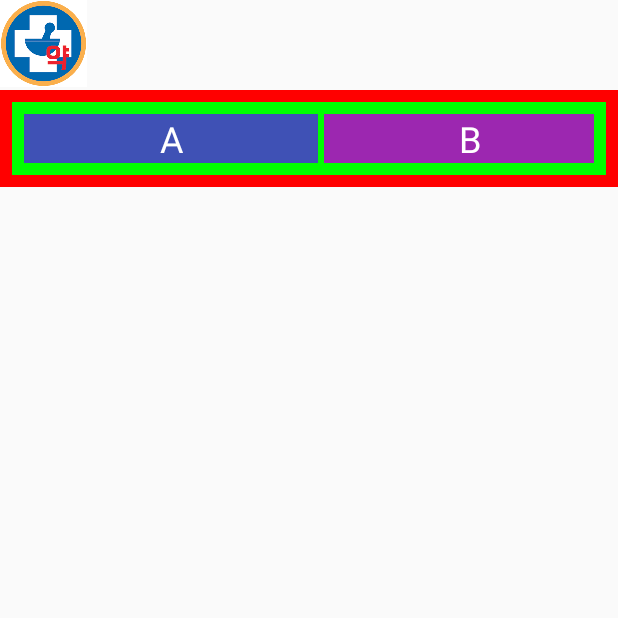
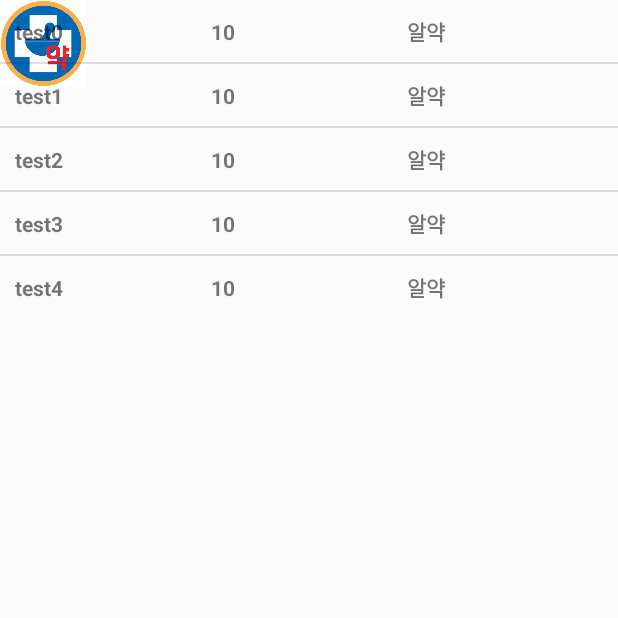
Before and after one commit to hasihime/Yakdo, an Android app: the MypharmacyActivity screen opened directly, with no data from a screen before it, on a phone screen of 412 x 824 dp, the top half of it. Run offline under Robolectric (Android 15) with nearby library versions, the light colour scheme and no system bars.

Commit message:
DB connected

```diff
--- a/Android/app/src/main/AndroidManifest.xml
+++ b/Android/app/src/main/AndroidManifest.xml
@@ -8,7 +8,6 @@
         android:allowBackup="true"
         android:icon="@mipmap/ic_launcher"
         android:roundIcon="@mipmap/ic_launcher_round"
-
         android:label="yakdo"
         android:supportsRtl="true"
         android:theme="@style/AppTheme">
--- /dev/null
+++ b/Android/app/src/main/java/com/example/myapplication/DataBases.java
@@ -0,0 +1,28 @@
+package com.example.myapplication;
+
+import android.provider.BaseColumns;
+
+public final class DataBases {
+
+    public static final class CreateDB implements BaseColumns{
+        public static final String NAME = "name";
+        public static final String STOCK = "stock";
+        public static final String TYPE = "type";
+        public static final String _TABLENAME0 = "drugtable";
+
+        public static final String _CREATE0 = "create table if not exists "+_TABLENAME0+"("
+                +_ID+" integer primary key autoincrement, "
+                +NAME+" text not null , "
+                +STOCK+" integer not null , "
+                +TYPE+" text not null );";
+
+
+        public static final String PlainText = "plaintext";
+        public static final String YearMonth = "yearmonth";
+        public static final String _TABLENAME1 = "logtable";
+        public static final String _CREATE1 = "create table if not exists "+_TABLENAME1+"("
+                +_ID+" integer primary key autoincrement, "
+                +YearMonth+" integer not null , "
+                +PlainText+" text not null );";
+    }
+}
--- /dev/null
+++ b/Android/app/src/main/java/com/example/myapplication/DbOpenHelper.java
@@ -0,0 +1,103 @@
+package com.example.myapplication;
+
+import android.content.ContentValues;
+import android.content.Context;
+import android.database.Cursor;
+import android.database.SQLException;
+import android.database.sqlite.SQLiteDatabase;
+import android.database.sqlite.SQLiteDatabase.CursorFactory;
+import android.database.sqlite.SQLiteOpenHelper;
+
+public class DbOpenHelper {
+
+    private static final String DATABASE_NAME = "InnerDatabase(SQLite).db";
+    private static final int DATABASE_VERSION = 1;
+    public static SQLiteDatabase mDB;
+    private DatabaseHelper mDBHelper;
+    private Context mCtx;
+
+    private class DatabaseHelper extends SQLiteOpenHelper{
+
+        public DatabaseHelper(Context context, String name, CursorFactory factory, int version) {
+            super(context, name, factory, version);
+        }
+
+        @Override
+        public void onCreate(SQLiteDatabase db){
+            db.execSQL(DataBases.CreateDB._CREATE0);
+            db.execSQL(DataBases.CreateDB._CREATE1);
+        }
+
+        @Override
+        public void onUpgrade(SQLiteDatabase db, int oldVersion, int newVersion) {
+            db.execSQL("DROP TABLE IF EXISTS "+DataBases.CreateDB._TABLENAME0);
+            db.execSQL("DROP TABLE IF EXISTS "+DataBases.CreateDB._TABLENAME1);
+            onCreate(db);
+        }
+    }
+
+    public DbOpenHelper(Context context){
+        this.mCtx = context;
+    }
+
+    public DbOpenHelper open() throws SQLException{
+        mDBHelper = new DatabaseHelper(mCtx, DATABASE_NAME, null, DATABASE_VERSION);
+        mDB = mDBHelper.getWritableDatabase();
+        return this;
+    }
+
+    public void create(){
+        mDBHelper.onCreate(mDB);
+    }
+
+    public void close(){
+        mDB.close();
+    }
+
+    // Insert Drug DB
+    public long insertColumn0(String name, long stock, String type){
+        ContentValues values = new ContentValues();
+        values.put(DataBases.CreateDB.NAME, name);
+        values.put(DataBases.CreateDB.STOCK, stock);
+        values.put(DataBases.CreateDB.TYPE, type);
+        return mDB.insert(DataBases.CreateDB._TABLENAME0, null, values);
+    }
+
+    // Insert Log DB
+    public long insertColumn1(String plaintext, long yearmonth){
+        ContentValues values = new ContentValues();
+        values.put(DataBases.CreateDB.PlainText, plaintext);
+        values.put(DataBases.CreateDB.YearMonth, yearmonth);
+        return mDB.insert(DataBases.CreateDB._TABLENAME1, null, values);
+    }
+
+    // Update Drug DB
+    public boolean updateColumn0(long id, String name, long stock, String type){
+        ContentValues values = new ContentValues();
+        values.put(DataBases.CreateDB.NAME, name);
+        values.put(DataBases.CreateDB.STOCK, stock);
+        values.put(DataBases.CreateDB.TYPE, type);
+        return mDB.update(DataBases.CreateDB._TABLENAME0, values, "_id=" + id, null) > 0;
+    }
+
+    // Delete All
+    public void deleteAllColumns() {
+        mDB.delete(DataBases.CreateDB._TABLENAME0, null, null);
+    }
+
+    // Delete DB
+    public boolean deleteColumn(long id){
+        return mDB.delete(DataBases.CreateDB._TABLENAME0, "_id="+id, null) > 0;
+    }
+
+    // Drug Table Sort By ID
+    public Cursor selectDrugs(){
+        Cursor c = mDB.rawQuery( "SELECT * FROM drugtable ORDER BY _ID;", null);
+        return c;
+    }
+
+    public Cursor selectYMLogs(long YYMM){
+        Cursor c = mDB.rawQuery( "SELECT * FROM logtable WHERE yearmonth = "+YYMM+" ORDER BY _ID;", null);
+        return c;
+    }
+}
--- a/Android/app/src/main/java/com/example/myapplication/MypharmacyActivity.java
+++ b/Android/app/src/main/java/com/example/myapplication/MypharmacyActivity.java
@@ -1,16 +1,84 @@
 package com.example.myapplication;
 
+import android.database.Cursor;
 import android.os.Bundle;
 import android.view.View;
+import android.widget.ListAdapter;
+import android.widget.ListView;
+import android.widget.SimpleAdapter;
 
 import androidx.appcompat.app.AppCompatActivity;
 
+import java.util.HashMap;
+import java.util.LinkedList;
+
 public class MypharmacyActivity extends AppCompatActivity {
+
+    private DbOpenHelper mDbOpenHelper;
+    private LinkedList drugList;
+    ListView list;
+    ListAdapter adapter;
+
     @Override
     protected void onCreate(Bundle savedInstanceState) {
         super.onCreate(savedInstanceState);
         setContentView(R.layout.activity_mypharmacy);
 
+        list = (ListView) findViewById(R.id.listView);
+        mDbOpenHelper = new DbOpenHelper(this);
+        mDbOpenHelper.open();
+        mDbOpenHelper.create();
+        testdelete();
+        testinsert();
+        showList();
+    }
+
+    public void testdelete(){
+        mDbOpenHelper.deleteAllColumns();
+    }
+
+    public void testinsert(){
+        for (int i=0; i<5; i++ ) {
+            mDbOpenHelper.insertColumn0("test"+i, 10, "알약");
+        }
+    }
+
+    public void showList(){
+        Cursor c = mDbOpenHelper.selectDrugs();
+        if(c != null){
+            if(c.moveToFirst()){
+                drugList = new LinkedList();
+                do {
+
+                    //테이블에서 두개의 컬럼값을 가져와서
+                    String Name = c.getString(c.getColumnIndex("name"));
+                    String Stock = c.getString(c.getColumnIndex("stock"));
+                    String Type = c.getString(c.getColumnIndex("type"));
+
+                    //HashMap에 넣습니다.
+                    HashMap<String,String> drugs = new HashMap<String,String>();
+
+                    drugs.put("name" ,Name);
+                    drugs.put("stock" ,Stock);
+                    drugs.put("type", Type);
+
+                    //ArrayList에 추가합니다..
+                    drugList.add(drugs);
+
+                } while (c.moveToNext());
+            }
+        }
+        mDbOpenHelper.close();
+
+        adapter = new SimpleAdapter(
+                this, drugList, R.layout.list_item,
+                new String[]{"name" ,"stock" ,"type"},
+                new int[]{ R.id.name, R.id.stock, R.id.type}
+        );
+
+
+        //화면에 보여주기 위해 Listview에 연결합니다.
+        list.setAdapter(adapter);
     }
 
     public void onClick(View view) {
--- a/Android/app/src/main/res/layout/activity_mypharmacy.xml
+++ b/Android/app/src/main/res/layout/activity_mypharmacy.xml
@@ -17,42 +17,9 @@
         tools:ignore="MissingConstraints">
     </ImageButton>
 
-    <TableLayout
-        android:layout_width="0dp"
+    <ListView
+        android:layout_width="match_parent"
         android:layout_height="wrap_content"
-        android:layout_marginTop="60dp"
-        app:layout_constraintLeft_toLeftOf="parent"
-        app:layout_constraintRight_toRightOf="parent"
-        app:layout_constraintTop_toTopOf="parent"
-        android:background="#FF0000"
-        android:padding="8dp"
-        android:stretchColumns="*">
-
-
-        <TableRow
-            android:layout_width="wrap_content"
-            android:layout_height="wrap_content"
-            android:background="#00FF00"
-            android:padding="8dp">
-
-            <TextView
-                android:layout_width="wrap_content"
-                android:layout_height="wrap_content"
-                android:layout_marginRight="4dp"
-                android:gravity="center"
-                android:textSize="24sp"
-                android:textColor="#FFFFFF"
-                android:background="#3F51B5"
-                android:text="A" />
-
-            <TextView
-                android:layout_width="wrap_content"
-                android:layout_height="wrap_content"
-                android:gravity="center"
-                android:textSize="24sp"
-                android:textColor="#FFFFFF"
-                android:background="#9C27B0"
-                android:text="B" />
-        </TableRow>
-    </TableLayout>
+        android:id="@+id/listView"
+        tools:ignore="MissingConstraints" />
 </androidx.constraintlayout.widget.ConstraintLayout>
--- /dev/null
+++ b/Android/app/src/main/res/layout/list_item.xml
@@ -0,0 +1,32 @@
+<?xml version="1.0" encoding="utf-8"?>
+<LinearLayout xmlns:android="http://schemas.android.com/apk/res/android"
+    android:layout_width="fill_parent"
+    android:layout_height="wrap_content"
+    android:orientation="horizontal"
+    android:padding="10dp"
+    android:paddingLeft="10dp"
+    android:paddingRight="10dp" >
+
+    <TextView
+        android:id="@+id/name"
+        android:layout_width="0dp"
+        android:layout_weight="0.3"
+        android:layout_height="wrap_content"
+        android:textStyle="bold"/>
+
+    <TextView
+        android:id="@+id/stock"
+        android:layout_width="0dp"
+        android:layout_weight="0.3"
+        android:layout_height="wrap_content"
+        android:textStyle="bold"/>
+
+    <TextView
+        android:id="@+id/type"
+        android:layout_width="0dp"
+        android:layout_weight="0.3"
+        android:layout_height="wrap_content"
+        android:textStyle="bold" />
+
+
+</LinearLayout>
```
Also changed, not shown: 3 other files.
